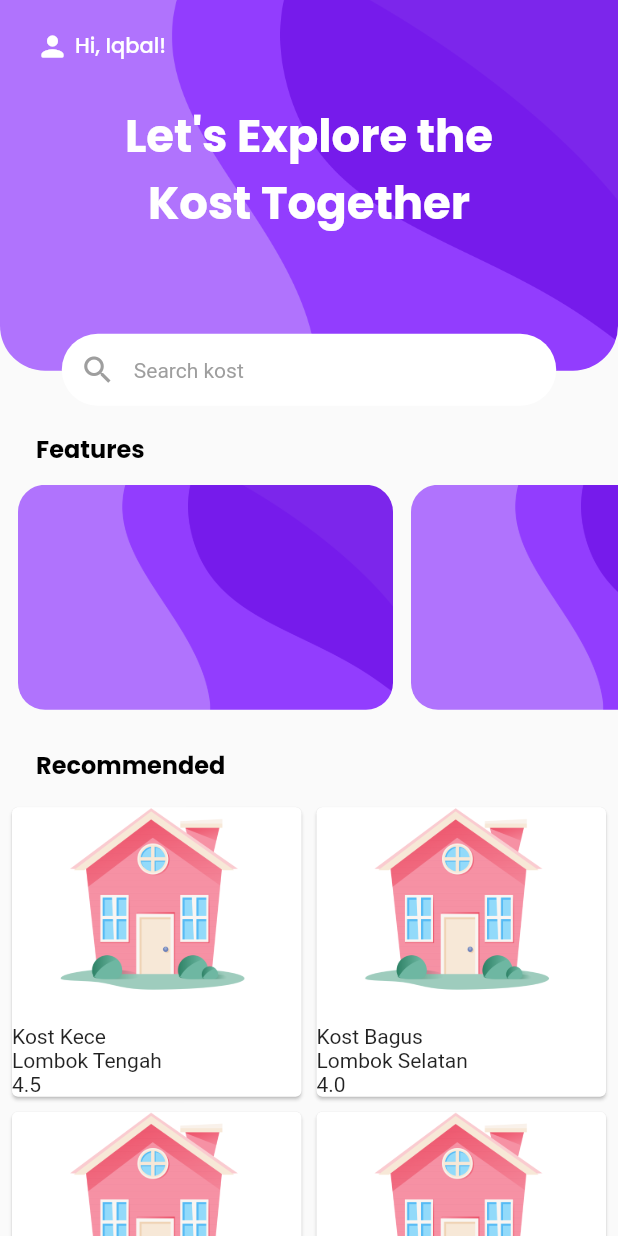
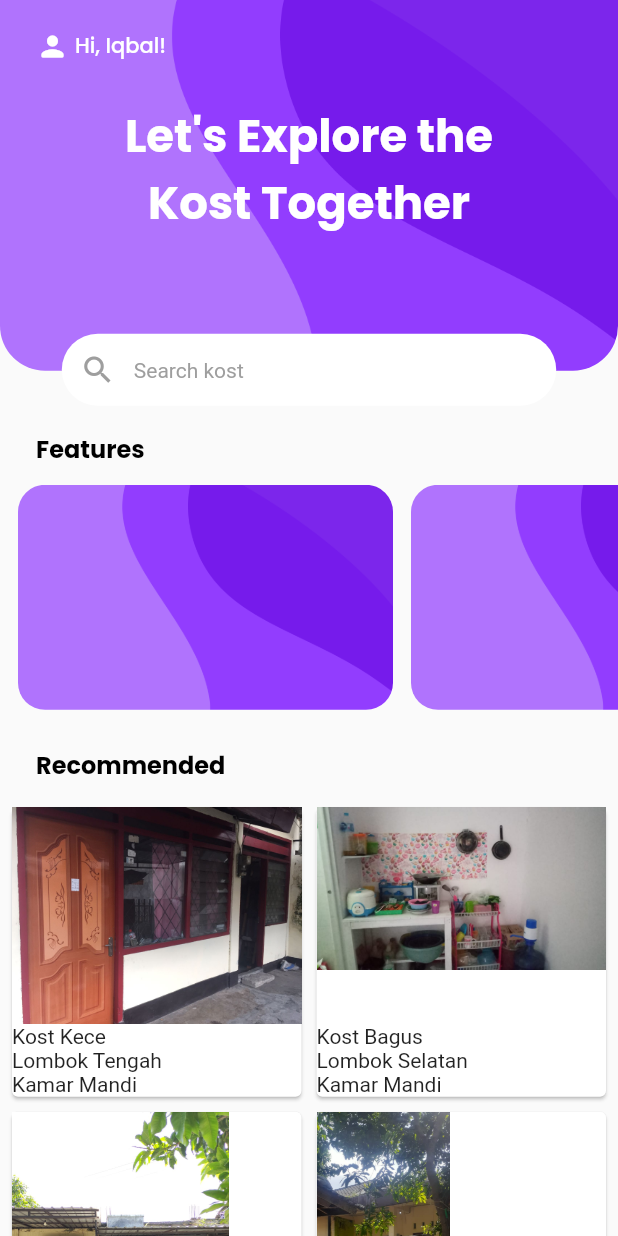
Before and after one commit to wawanindrawan7/kost-z, a Flutter app: the screen it shows after launch, on a phone screen of 412 x 824 dp. Run offline on Flutter 3.47's test engine with Material 2 defaults, Android fonts, the light colour scheme and no system bars; our stand-ins replace google_fonts.

Commit message:
update model

```diff
--- a/lib/models/kost_item.dart
+++ b/lib/models/kost_item.dart
@@ -3,13 +3,16 @@ class KostItem {
   late String name;
   late String location;
   late String rating;
+  late double price;
+  late Fasilitas fasilitas;
 
-  KostItem({
-    required this.imageUrl,
-    required this.name,
-    required this.location,
-    required this.rating,
-  });
+  KostItem(
+      {required this.imageUrl,
+      required this.name,
+      required this.location,
+      required this.rating,
+      required this.price,
+      required this.fasilitas});
 }
 
 var kostItemList = [
@@ -18,23 +21,60 @@ var kostItemList = [
     location: 'Lombok Tengah',
     rating: '4.5',
     imageUrl: 'assets/kos1/kost_1_1.jpeg',
+    price: 18000000,
+    fasilitas: Fasilitas(
+        kamarTidur: 'Kamar Tidur',
+        kamarMandi: 'Kamar Mandi',
+        parkiran: 'Parkiran'),
   ),
   KostItem(
     name: 'Kost Bagus',
     location: 'Lombok Selatan',
     rating: '4.0',
-    imageUrl: 'assets/kos1/kost_1_2.jpeg',
+    imageUrl: 'assets/kos2/kost_2_1.jpeg',
+    price: 18000000,
+    fasilitas: Fasilitas(
+        kamarTidur: 'Kamar Tidur', kamarMandi: 'Kamar Mandi', dapur: 'Dapur'),
   ),
   KostItem(
     name: 'Kost Megah',
     location: 'Lombok Tengah',
     rating: '5.0',
-    imageUrl: 'assets/kos1/kost_1_3.jpeg',
+    imageUrl: 'assets/kos3/kost_3_1.jpeg',
+    price: 18000000,
+    fasilitas: Fasilitas(kamarTidur: 'kamarTidur', kamarMandi: 'kamarMandi'),
   ),
   KostItem(
     name: 'Kost Mantap',
     location: 'Lombok Tengah',
     rating: '5.0',
-    imageUrl: 'assets/kos1/kost_1_4.jpeg',
+    imageUrl: 'assets/kos4/kost_4_1.jpeg',
+    price: 18000000,
+    fasilitas: Fasilitas(kamarTidur: 'kamarTidur', kamarMandi: 'kamarMandi'),
+  ),
+  KostItem(
+    name: 'Kost Mantap',
+    location: 'Lombok Tengah',
+    rating: '5.0',
+    imageUrl: 'assets/kos5/kost_5_1.jpg',
+    price: 18000000,
+    fasilitas: Fasilitas(kamarTidur: 'kamarTidur', kamarMandi: 'kamarMandi'),
   ),
 ];
+
+class Fasilitas {
+  late String? kamarTidur;
+  late String? kamarMandi;
+  late String? parkiran;
+  late String? dapur;
+  late String? springBed;
+  late String? lemari;
+
+  Fasilitas(
+      {this.kamarTidur,
+      this.kamarMandi,
+      this.parkiran,
+      this.dapur,
+      this.springBed,
+      this.lemari});
+}
--- a/lib/pages/home_page.dart
+++ b/lib/pages/home_page.dart
@@ -176,7 +176,7 @@ class HomePage extends StatelessWidget {
                       children: [
                         Expanded(
                           child: Image.asset(
-                            'images/logo.png',
+                            kost.imageUrl,
                             fit: BoxFit.cover,
                           ),
                         ),
@@ -186,7 +186,7 @@ class HomePage extends StatelessWidget {
                           children: [
                             Text(kost.name),
                             Text(kost.location),
-                            Text(kost.rating),
+                            Text(kost.fasilitas.kamarMandi!),
                           ],
                         ),
                       ],
```
Also changed, not shown: pubspec.yaml (+7 -1 lines), assets/kos2/kost_2_1.jpeg (renamed from assets/kos2/WhatsApp Image 2021-11-19 at 17.52.46 (1).jpeg), assets/kos2/kost_2_2.jpeg (renamed from assets/kos2/WhatsApp Image 2021-11-19 at 17.52.46.jpeg), assets/kos2/kost_2_3.jpeg (renamed from assets/kos2/WhatsApp Image 2021-11-19 at 17.52.47 (1).jpeg), assets/kos2/kost_2_4.jpeg (renamed from assets/kos2/WhatsApp Image 2021-11-19 at 17.52.47.jpeg), assets/kos3/kost_3_1.jpeg (renamed from assets/kos3/WhatsApp Image 2021-11-18 at 10.14.39.jpeg), assets/kos3/kost_3_2.jpeg (renamed from assets/kos3/WhatsApp Image 2021-11-18 at 10.14.40 (1).jpeg), assets/kos3/kost_3_3.jpeg (renamed from assets/kos3/WhatsApp Image 2021-11-18 at 10.14.40 (2).jpeg), assets/kos3/kost_3_4.jpeg (renamed from assets/kos3/WhatsApp Image 2021-11-18 at 10.14.40.jpeg), assets/kos3/kost_3_5.jpeg (renamed from assets/kos3/WhatsApp Image 2021-11-18 at 10.14.41.jpeg), assets/kos3/kost_3_6.jpeg (renamed from assets/kos3/WhatsApp Image 2021-11-18 at 10.14.57.jpeg), assets/kos4/kost_4_1.jpeg (renamed from assets/kos4/WhatsApp Image 2021-11-19 at 09.51.29 (1).jpeg), assets/kos4/kost_4_2.jpeg (renamed from assets/kos4/WhatsApp Image 2021-11-19 at 09.51.29.jpeg), assets/kos4/kost_4_3.jpeg (renamed from assets/kos4/WhatsApp Image 2021-11-19 at 09.51.30.jpeg), 3 more files, 2 other files.
